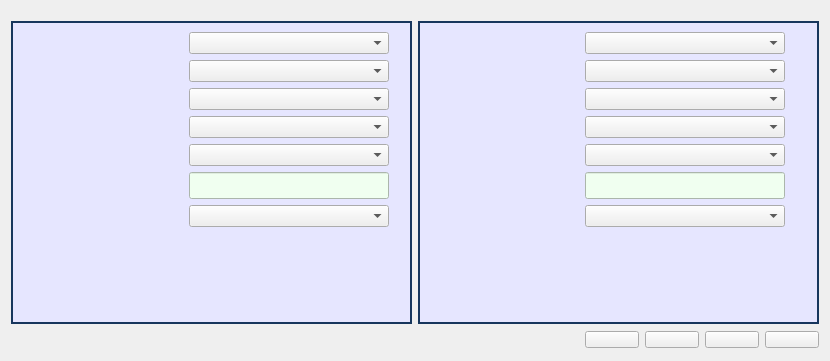
cagavriloaie/WFlowLab, file meter/interface.ui: the form before one commit.
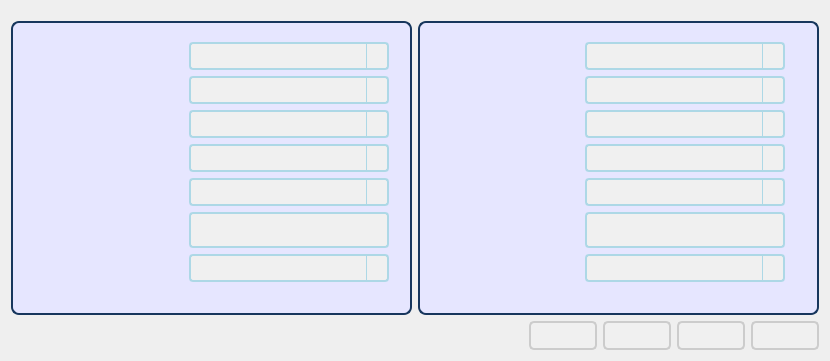
The form after the commit. Icons and pictures are not drawn.

```diff
--- a/meter/interface.ui
+++ b/meter/interface.ui
@@ -30,9 +30,83 @@
     <normaloff>WStreamLab.ico</normaloff>WStreamLab.ico</iconset>
   </property>
   <property name="styleSheet">
-   <string notr="true">QPushButton:hover {
-       background-color: #d7d9d7;
-}</string>
+   <string notr="true">/* Common styles */
+* {
+    font-family: Verdana, Arial, sans-serif; /* Fallback to Arial or generic sans-serif if Verdana is not available */
+    font-size: 12pt; /* Base font size */
+}
+
+/* QPushButton */
+QPushButton {
+    padding: 5px 10px;
+    border: 2px solid #ccc; /* Light gray border */
+    background-color: #f0f0f0; /* Light gray background */
+    border-radius: 5px; /* Rounded corners */
+}
+
+QPushButton:hover {
+    background-color: #d7d9d7; /* Light gray background on hover */
+    border: 2px solid #aaa; /* Darker gray border on hover */
+}
+
+/* QComboBox */
+QComboBox {
+    border: 2px solid #ADD8E6; /* Light blue border */
+    border-radius: 4px; /* Rounded corners */
+    padding: 2px;
+    min-height: 20px; /* Adjust the minimum height */
+    background-color: #f0f0f0; /* Light gray background */
+}
+
+QComboBox QAbstractItemView {
+    border: 2px solid #ADD8E6; /* Light blue border for the dropdown */
+}
+
+QComboBox::drop-down {
+    subcontrol-origin: padding;
+    subcontrol-position: top right;
+    width: 20px; /* Adjust width as needed */
+    border-left: 1px solid #ADD8E6; /* Light blue border for the drop-down button */
+}
+
+QComboBox::down-arrow {
+    width: 0;
+    height: 0;
+}
+
+QComboBox::down-arrow:disabled {
+    image: url(circle.png); /* Replace with your own circle image */
+    width: 16px; /* Adjust width of circle */
+    height: 16px; /* Adjust height of circle */
+}
+
+/* QLineEdit */
+QLineEdit {
+    border: 2px solid #ADD8E6; /* Light blue border */
+    border-radius: 4px; /* Rounded corners */
+    height: 28px; /* Adjusted height */
+    padding: 2px; /* Adjust padding if needed */
+    background-color: #f0f0f0; /* Light gray background */
+}
+
+/* QGroupBox */
+QGroupBox {
+    border: 2px solid black;
+    border-color: rgba(0, 0, 0, 0.36); /* Black with transparency */
+    background-color: #E6E6FF; /* Light purple background */
+    font-family: Verdana, Arial, sans-serif; /* Use Verdana for group box */
+    font-size: 12pt; /* Font size */
+    margin-top: 10px;
+    border-radius: 8px; /* Rounded corners */
+    padding-top: 10px; /* Padding for the top of the group box */
+}
+
+QGroupBox::title {
+    subcontrol-origin: margin;
+    left: 7px;
+    padding: 5px; /* Adjusted padding for better appearance */
+}
+</string>
   </property>
   <layout class="QGridLayout" name="gridLayout_2">
    <item row="0" column="0">
@@ -156,7 +230,7 @@
               <property name="minimumSize">
                <size>
                 <width>200</width>
-                <height>0</height>
+                <height>28</height>
                </size>
               </property>
               <property name="maximumSize">
@@ -191,7 +265,7 @@
               <property name="minimumSize">
                <size>
                 <width>200</width>
-                <height>0</height>
+                <height>28</height>
                </size>
               </property>
               <property name="maximumSize">
@@ -207,7 +281,7 @@
               <property name="minimumSize">
                <size>
                 <width>200</width>
-                <height>0</height>
+                <height>28</height>
                </size>
               </property>
               <property name="maximumSize">
@@ -220,10 +294,16 @@
             </item>
             <item row="0" column="1">
              <widget class="QComboBox" name="cbSelectSerial_1">
+              <property name="sizePolicy">
+               <sizepolicy hsizetype="Expanding" vsizetype="Fixed">
+                <horstretch>0</horstretch>
+                <verstretch>0</verstretch>
+               </sizepolicy>
+              </property>
               <property name="minimumSize">
                <size>
                 <width>200</width>
-                <height>0</height>
+                <height>28</height>
                </size>
               </property>
               <property name="maximumSize">
@@ -267,6 +347,108 @@
                 <height>16777215</height>
                </size>
               </property>
+              <property name="font">
+               <font>
+                <family>Segoe UI</family>
+                <pointsize>12</pointsize>
+               </font>
+              </property>
+              <property name="styleSheet">
+               <string notr="true">/* Common styles */
+* {
+    font-family: &quot;Segoe UI&quot;;
+    font-size: 12pt;
+}
+
+/* QPushButton */
+QPushButton {
+    padding: 5px 10px;
+    border: 2px solid #ccc; /* Light gray border */
+    background-color: #f0f0f0; /* Light gray background */
+    border-radius: 5px; /* Rounded corners */
+}
+
+QPushButton:hover {
+    background-color: #d7d9d7; /* Light gray background on hover */
+    border: 2px solid #aaa; /* Darker gray border on hover */
+}
+
+/* QComboBox */
+QComboBox {
+    border: 2px solid #ADD8E6; /* Light blue border */
+    border-radius: 4px; /* Rounded corners */
+    padding: 2px;
+    min-height: 28px; /* Adjust the minimum height */
+    background-color: #f0f0f0; /* Light gray background */
+}
+
+QComboBox QAbstractItemView {
+    border: 2px solid #ADD8E6; /* Light blue border for the dropdown */
+}
+
+QComboBox::drop-down {
+    subcontrol-origin: padding;
+    subcontrol-position: top right;
+    width: 20px; /* Adjust width as needed */
+    border-left: 1px solid #ADD8E6; /* Light blue border for the drop-down button */
+}
+
+QComboBox::down-arrow {
+    width: 0;
+    height: 0;
+}
+
+QComboBox::down-arrow:disabled {
+    image: url(circle.png); /* Replace with your own circle image */
+    width: 16px; /* Adjust width of circle */
+    height: 16px; /* Adjust height of circle */
+}
+
+/* QLineEdit */
+QLineEdit {
+    border: 2px solid #ADD8E6; /* Light blue border */
+    border-radius: 4px; /* Rounded corners */
+    height: 28px; /* Adjusted height */
+    padding: 2px; /* Adjust padding if needed */
+    background-color: #f0f0f0; /* Light gray background */
+}
+
+/* QRadioButton */
+QRadioButton::indicator {
+    width: 14px; /* Adjusted width */
+    height: 14px; /* Adjusted height */
+    border-radius: 7px;
+}
+
+QRadioButton::indicator:checked {
+    background-color: black;
+    border: 4px solid black; /* Added border style */
+}
+
+QRadioButton::indicator:unchecked {
+    background-color: white;
+    border: 4px solid black; /* Added border style */
+}
+
+/* QGroupBox */
+QGroupBox {
+    border: 2px solid black;
+    border-color: rgba(0, 0, 0, 0.36); /* Black with transparency */
+    background-color: #E6E6FF; /* Light purple background */
+    font-family: &quot;Segoe UI&quot;;
+    font-size: 12pt;
+    margin-top: 10px;
+    border-radius: 8px; /* Rounded corners */
+    padding-top: 10px; /* Padding for the top of the group box */
+}
+
+QGroupBox::title {
+    subcontrol-origin: margin;
+    left: 7px;
+    padding: 5px; /* Adjusted padding for better appearance */
+}
+</string>
+              </property>
              </widget>
             </item>
             <item row="1" column="0">
@@ -293,7 +475,7 @@
               <property name="minimumSize">
                <size>
                 <width>200</width>
-                <height>0</height>
+                <height>28</height>
                </size>
               </property>
               <property name="maximumSize">
@@ -328,7 +510,7 @@
               <property name="minimumSize">
                <size>
                 <width>200</width>
-                <height>0</height>
+                <height>28</height>
                </size>
               </property>
               <property name="maximumSize">
@@ -474,7 +656,7 @@
               <property name="minimumSize">
                <size>
                 <width>200</width>
-                <height>0</height>
+                <height>28</height>
                </size>
               </property>
               <property name="maximumSize">
@@ -509,7 +691,7 @@
               <property name="minimumSize">
                <size>
                 <width>200</width>
-                <height>0</height>
+                <height>28</height>
                </size>
               </property>
               <property name="maximumSize">
@@ -525,7 +707,7 @@
               <property name="minimumSize">
                <size>
                 <width>200</width>
-                <height>0</height>
+                <height>28</height>
                </size>
               </property>
               <property name="maximumSize">
@@ -538,10 +720,16 @@
             </item>
             <item row="0" column="1">
              <widget class="QComboBox" name="cbSelectSerial_2">
+              <property name="sizePolicy">
+               <sizepolicy hsizetype="Expanding" vsizetype="Fixed">
+                <horstretch>0</horstretch>
+                <verstretch>0</verstretch>
+               </sizepolicy>
+              </property>
               <property name="minimumSize">
                <size>
                 <width>200</width>
-                <height>0</height>
+                <height>28</height>
                </size>
               </property>
               <property name="maximumSize">
@@ -585,6 +773,111 @@
                 <height>16777215</height>
                </size>
               </property>
+              <property name="font">
+               <font>
+                <family>Segoe UI</family>
+                <pointsize>12</pointsize>
+               </font>
+              </property>
+              <property name="autoFillBackground">
+               <bool>false</bool>
+              </property>
+              <property name="styleSheet">
+               <string notr="true">/* Common styles */
+* {
+    font-family: &quot;Segoe UI&quot;;
+    font-size: 12pt;
+}
+
+/* QPushButton */
+QPushButton {
+    padding: 5px 10px;
+    border: 2px solid #ccc; /* Light gray border */
+    background-color: #f0f0f0; /* Light gray background */
+    border-radius: 5px; /* Rounded corners */
+}
+
+QPushButton:hover {
+    background-color: #d7d9d7; /* Light gray background on hover */
+    border: 2px solid #aaa; /* Darker gray border on hover */
+}
+
+/* QComboBox */
+QComboBox {
+    border: 2px solid #ADD8E6; /* Light blue border */
+    border-radius: 4px; /* Rounded corners */
+    padding: 2px;
+    min-height: 28px; /* Adjust the minimum height */
+    background-color: #f0f0f0; /* Light gray background */
+}
+
+QComboBox QAbstractItemView {
+    border: 2px solid #ADD8E6; /* Light blue border for the dropdown */
+}
+
+QComboBox::drop-down {
+    subcontrol-origin: padding;
+    subcontrol-position: top right;
+    width: 20px; /* Adjust width as needed */
+    border-left: 1px solid #ADD8E6; /* Light blue border for the drop-down button */
+}
+
+QComboBox::down-arrow {
+    width: 0;
+    height: 0;
+}
+
+QComboBox::down-arrow:disabled {
+    image: url(circle.png); /* Replace with your own circle image */
+    width: 16px; /* Adjust width of circle */
+    height: 16px; /* Adjust height of circle */
+}
+
+/* QLineEdit */
+QLineEdit {
+    border: 2px solid #ADD8E6; /* Light blue border */
+    border-radius: 4px; /* Rounded corners */
+    height: 28px; /* Adjusted height */
+    padding: 2px; /* Adjust padding if needed */
+    background-color: #f0f0f0; /* Light gray background */
+}
+
+/* QRadioButton */
+QRadioButton::indicator {
+    width: 14px; /* Adjusted width */
+    height: 14px; /* Adjusted height */
+    border-radius: 7px;
+}
+
+QRadioButton::indicator:checked {
+    background-color: black;
+    border: 4px solid black; /* Added border style */
+}
+
+QRadioButton::indicator:unchecked {
+    background-color: white;
+    border: 4px solid black; /* Added border style */
+}
+
+/* QGroupBox */
+QGroupBox {
+    border: 2px solid black;
+    border-color: rgba(0, 0, 0, 0.36); /* Black with transparency */
+    background-color: #E6E6FF; /* Light purple background */
+    font-family: &quot;Segoe UI&quot;;
+    font-size: 12pt;
+    margin-top: 10px;
+    border-radius: 8px; /* Rounded corners */
+    padding-top: 10px; /* Padding for the top of the group box */
+}
+
+QGroupBox::title {
+    subcontrol-origin: margin;
+    left: 7px;
+    padding: 5px; /* Adjusted padding for better appearance */
+}
+</string>
+              </property>
              </widget>
             </item>
             <item row="1" column="0">
@@ -611,7 +904,7 @@
               <property name="minimumSize">
                <size>
                 <width>200</width>
-                <height>0</height>
+                <height>28</height>
                </size>
               </property>
               <property name="maximumSize">
@@ -646,7 +939,7 @@
               <property name="minimumSize">
                <size>
                 <width>200</width>
-                <height>0</height>
+                <height>28</height>
                </size>
               </property>
               <property name="maximumSize">
```
Left out of the diff: 4 changed lines with no effect on the pictures.
